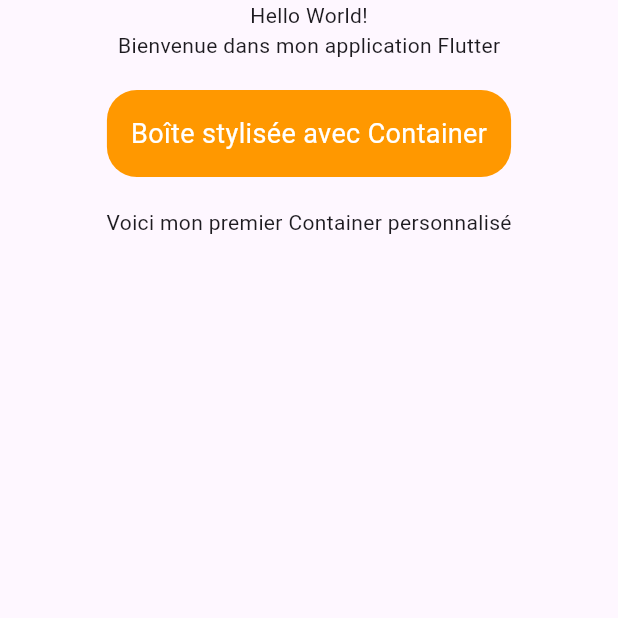
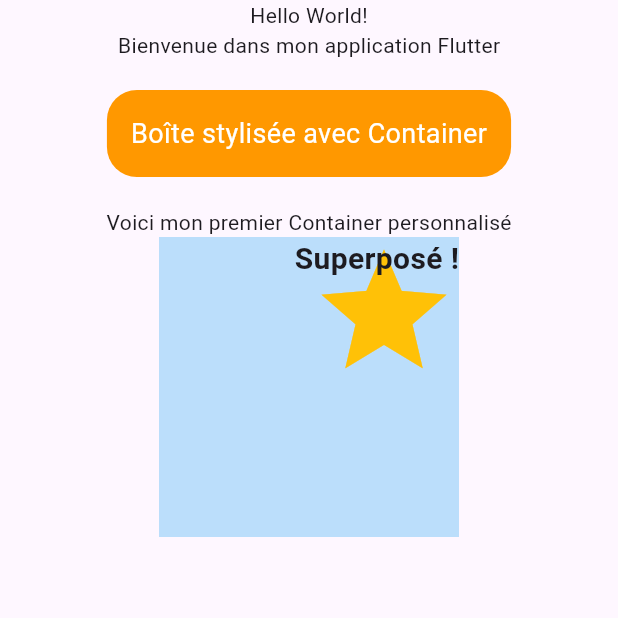
Before and after one commit to maouchimedchafik-lgtm/flutter_app_widgets_base, a Flutter app: the screen it shows after launch, on a phone screen of 412 x 824 dp, the top half of it. Run offline on Flutter 3.47's test engine with Material 3 defaults, Android fonts, the phone set to English and light mode, and no system bars.

Commit message:
Etape 4 : ajout du Stack avec alignement en haut a droite

```diff
--- a/lib/main.dart
+++ b/lib/main.dart
@@ -32,6 +32,28 @@ class MainApp extends StatelessWidget {
         ),
       ),
       Text('Voici mon premier Container personnalisé'),
+      Stack(
+  alignment: Alignment.topRight,
+  children: [
+    Container(
+      width: 200,
+      height: 200,
+      color: Colors.blue[100],
+    ),
+    Icon(
+      Icons.star,
+      size: 100,
+      color: Colors.amber,
+    ),
+    Text(
+      'Superposé !',
+      style: TextStyle(
+        fontSize: 20,
+        fontWeight: FontWeight.bold,
+      ),
+    ),
+  ],
+),
       ],
     ),
   ),
```
